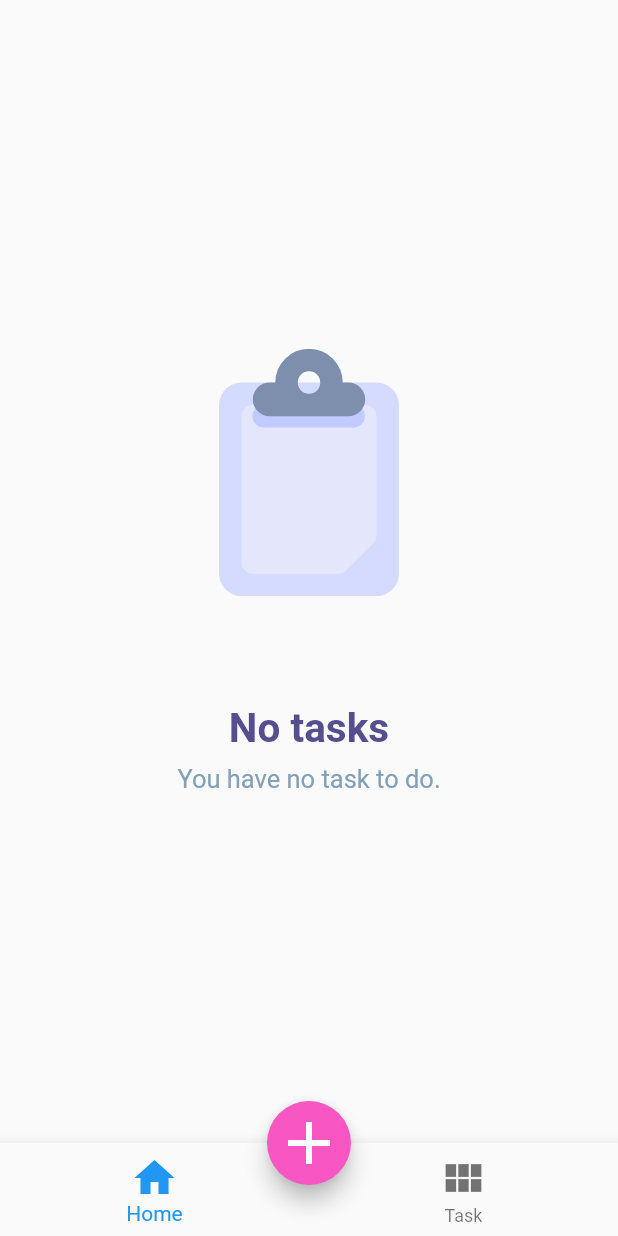
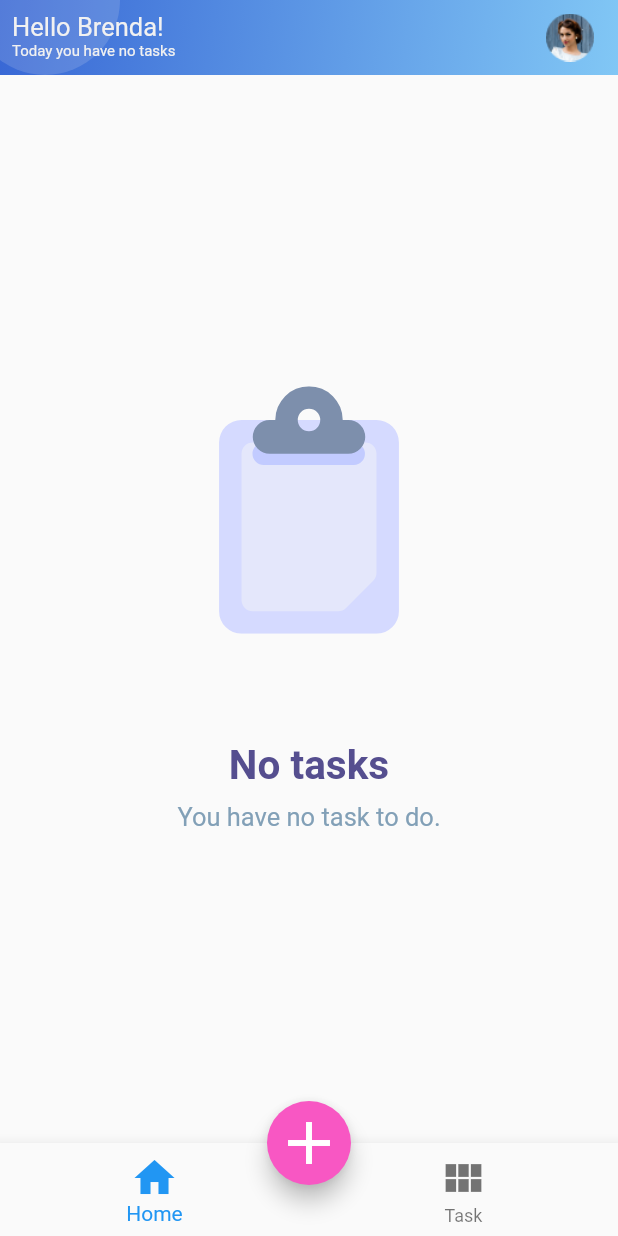
Before and after one commit to vyachin/todo, a Flutter app: the HomePage screen opened directly, on a phone screen of 412 x 824 dp. Run offline on Flutter 3.47's test engine with Material 2 defaults, Android fonts, the phone set to English and light mode, and no system bars; our stand-ins replace flutter_svg.

Commit message:
fix home app bar

```diff
--- a/lib/main.dart
+++ b/lib/main.dart
@@ -1,10 +1,7 @@
 import 'package:flutter/material.dart';
-import 'package:todo/pages/home.dart';
 import 'package:todo/pages/intro.dart';
 
-void main() {
-  runApp(MyApp());
-}
+void main() => runApp(MyApp());
 
 class MyApp extends StatelessWidget {
   // This widget is the root of your application.
--- a/lib/pages/home.dart
+++ b/lib/pages/home.dart
@@ -8,75 +8,7 @@ class HomePage extends StatelessWidget {
     final height = 50.0;
 
     return Scaffold(
-        appBar: PreferredSize(
-          preferredSize: Size(q.size.width, q.padding.top),
-          child: Container(
-            decoration: BoxDecoration(
-              gradient: LinearGradient(
-                colors: [Color(0xFF3867D5), Color(0xFF81C7F5)],
-                begin: Alignment.topLeft,
-                end: Alignment.bottomRight,
-              ),
-            ),
-            child: Stack(
-              children: <Widget>[
-                CustomPaint(
-                  child: Container(
-                    width: q.padding.top + height,
-                    height: q.padding.top + height,
-                  ),
-                  painter: CurvePainter(
-                    color: Color(0x27f1f1f1),
-                    offset: Offset(30, 0),
-                  ),
-                ),
-                CustomPaint(
-                  child: Container(
-                    width: q.size.width,
-                    height: q.padding.top - 3,
-                  ),
-                  painter: CurvePainter(
-                    color: Color(0x27ffffff),
-                    offset: Offset(q.size.width - 30, 30),
-                  ),
-                ),
-                Container(
-                  padding: EdgeInsets.only(
-                      top: q.padding.top, left: 8.0, right: 8.0),
-                  height: q.padding.top + height,
-                  child: Row(
-                    mainAxisAlignment: MainAxisAlignment.spaceBetween,
-                    children: <Widget>[
-                      Column(
-                        crossAxisAlignment: CrossAxisAlignment.start,
-                        children: [
-                          Text(
-                            'Hello Brenda!',
-                            style: TextStyle(
-                              fontSize: 17.0,
-                              color: Color(0xFFF1F1F1),
-                            ),
-                          ),
-                          Text(
-                            'Today you have no tasks',
-                            style: TextStyle(
-                              fontSize: 10.0,
-                              color: Color(0xFFF1F1F1),
-                            ),
-                          )
-                        ],
-                      ),
-                      IconButton(
-                        icon: Image.asset('assets/png/avatar.png'),
-                        onPressed: () {},
-                      ),
-                    ],
-                  ),
-                ),
-              ],
-            ),
-          ),
-        ),
+        appBar: buildAppBar(q, height),
         floatingActionButton: FloatingActionButton(
           child: Icon(
             Icons.add,
@@ -129,6 +61,81 @@ class HomePage extends StatelessWidget {
           ),
         ));
   }
+
+  PreferredSize buildAppBar(MediaQueryData q, double height) {
+    return PreferredSize(
+        preferredSize: Size(q.size.width, q.padding.top + height),
+        child: Container(
+          decoration: BoxDecoration(
+            gradient: LinearGradient(
+              colors: [Color(0xFF3867D5), Color(0xFF81C7F5)],
+              begin: Alignment.topLeft,
+              end: Alignment.bottomRight,
+            ),
+          ),
+          child: Stack(
+            children: <Widget>[
+              CustomPaint(
+                child: Container(
+                  width: q.padding.top + height,
+                  height: q.padding.top + height,
+                ),
+                painter: CurvePainter(
+                  color: Color(0x27f1f1f1),
+                  offset: Offset(30, 0),
+                ),
+              ),
+              CustomPaint(
+                child: Container(
+                  width: q.size.width,
+                  height: q.padding.top - 3,
+                ),
+                painter: CurvePainter(
+                  color: Color(0x27ffffff),
+                  offset: Offset(q.size.width - 30, 30),
+                ),
+              ),
+              Container(
+                padding: EdgeInsets.only(
+                    top: q.padding.top, left: 8.0, right: 8.0),
+                height: q.padding.top + height,
+                child: Row(
+                  mainAxisAlignment: MainAxisAlignment.spaceBetween,
+                  children: <Widget>[
+                    Padding(
+                      padding: const EdgeInsets.only(top:8.0),
+                      child: Column(
+                        crossAxisAlignment: CrossAxisAlignment.start,
+                        children: [
+                          Text(
+                            'Hello Brenda!',
+                            style: TextStyle(
+                              fontSize: 17.0,
+                              color: Color(0xFFF1F1F1),
+                            ),
+                          ),
+                          Text(
+                            'Today you have no tasks',
+                            style: TextStyle(
+                              fontSize: 10.0,
+                              color: Color(0xFFF1F1F1),
+                            ),
+                          )
+                        ],
+                      ),
+                    ),
+                    IconButton(
+                      icon: Image.asset('assets/png/avatar.png'),
+                      onPressed: () {},
+                    ),
+                  ],
+                ),
+              ),
+            ],
+          ),
+        ),
+      );
+  }
 }
 
 class CurvePainter extends CustomPainter {
--- a/lib/pages/intro.dart
+++ b/lib/pages/intro.dart
@@ -1,6 +1,8 @@
 
 import 'package:flutter/material.dart';
 import 'package:flutter_svg/flutter_svg.dart';
+
+import 'home.dart';
 
 class IntroPage extends StatelessWidget {
   @override
@@ -49,7 +51,9 @@ class IntroPage extends StatelessWidget {
             Padding(
               padding: const EdgeInsets.only(bottom: 16.0),
               child: RaisedButton(
-                onPressed: () {},
+                onPressed: () {
+                  Navigator.of(context).push(MaterialPageRoute(builder: (BuildContext context) => HomePage()));
+                },
                 padding: const EdgeInsets.all(0.0),
                 shape: RoundedRectangleBorder(
                   borderRadius: BorderRadius.circular(8.0),
```
